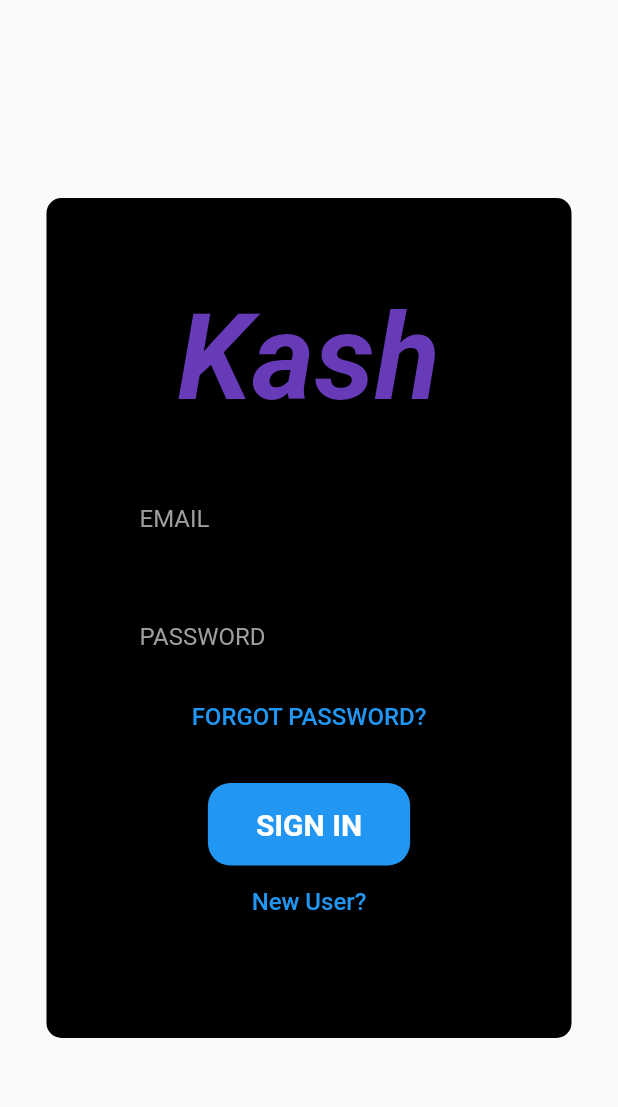
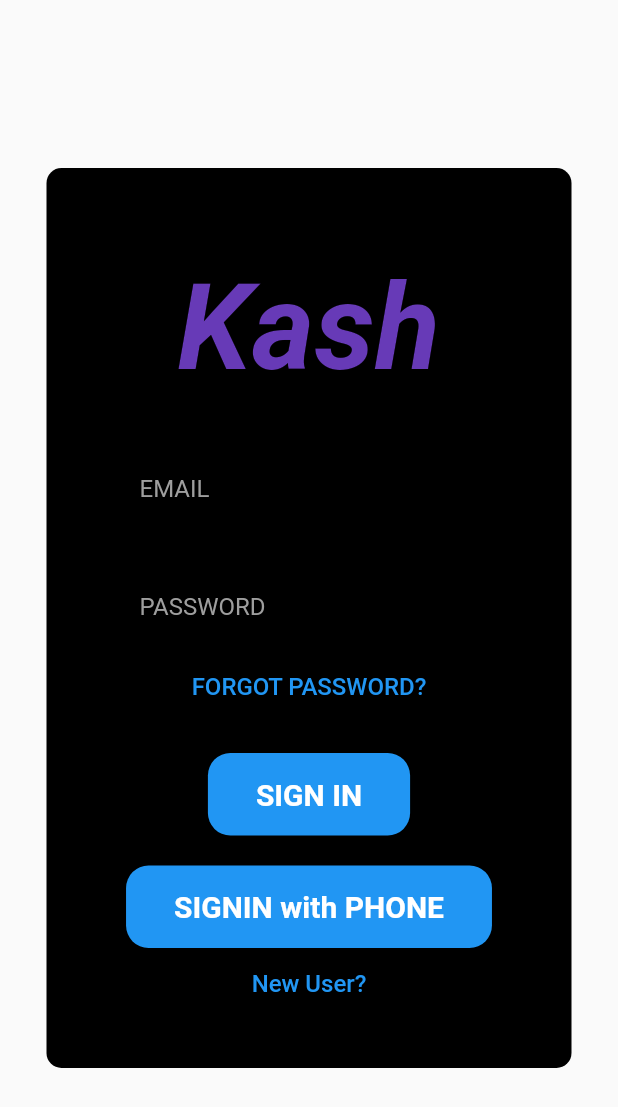
Before and after one commit to shobith10/kash, a Flutter app: the screen it shows after launch, on a phone screen of 412 x 824 dp. Shown: the top 1107 px of the screen. Run offline on Flutter 3.47's test engine with Material 2 defaults, Android fonts, the phone set to English and light mode, and no system bars; our stand-ins replace cloud_firestore, firebase_auth, firebase_core, modal_progress_hud, settings_ui; accounts and stored records are empty.

Commit message:
Login with phone added

```diff
--- a/lib/home.dart
+++ b/lib/home.dart
@@ -48,8 +48,6 @@ class _HomeState extends State<Home> {
   String category;
   String tag;
   bool isUpdate;
-
-
 
   @override
   Widget build(BuildContext context) {
--- a/lib/sign.dart
+++ b/lib/sign.dart
@@ -1,6 +1,7 @@
 import 'package:flutter/cupertino.dart';
 import 'package:flutter/material.dart';
 import 'package:flutter/painting.dart';
+import 'package:kash/phoneauth.dart';
 import 'package:kash/verify.dart';
 import 'package:modal_progress_hud/modal_progress_hud.dart';
 import 'register.dart';
@@ -29,7 +30,7 @@ class _SignInState extends State<SignIn> {
         child: SafeArea(
           child: Center(
             child: Container(
-              height: 560,
+              height: 600,
               width: 350,
               padding: EdgeInsets.all(20),
               margin: EdgeInsets.all(20),
@@ -119,7 +120,6 @@ class _SignInState extends State<SignIn> {
                       catch(e){
                         print(e);
                       }
-
                     },
                     child: Padding(
                       padding: const EdgeInsets.all(16.0),
@@ -132,6 +132,28 @@ class _SignInState extends State<SignIn> {
                         ),
                       ),
                     ),
+                    shape: RoundedRectangleBorder(
+                        borderRadius: BorderRadius.circular(15)),
+                    color: Colors.blue,
+                  ),
+                  SizedBox(
+                    height: 20,
+                  ),
+                  RaisedButton(
+                      onPressed: () async {
+                    Navigator.push(context, MaterialPageRoute(builder: (context) => PhAuth()));
+                  },
+                  child: Padding(
+                    padding: const EdgeInsets.all(16.0),
+                    child: Text(
+                      'SIGNIN with PHONE',
+                      style: TextStyle(
+                        color: Colors.white,
+                        fontWeight: FontWeight.bold,
+                        fontSize: 20,
+                      ),
+                    ),
+                  ),
                     shape: RoundedRectangleBorder(
                         borderRadius: BorderRadius.circular(15)),
                     color: Colors.blue,
```
Also changed, not shown: lib/phoneauth.dart (added, +208 -0 lines), pubspec.lock, 1 other file.
